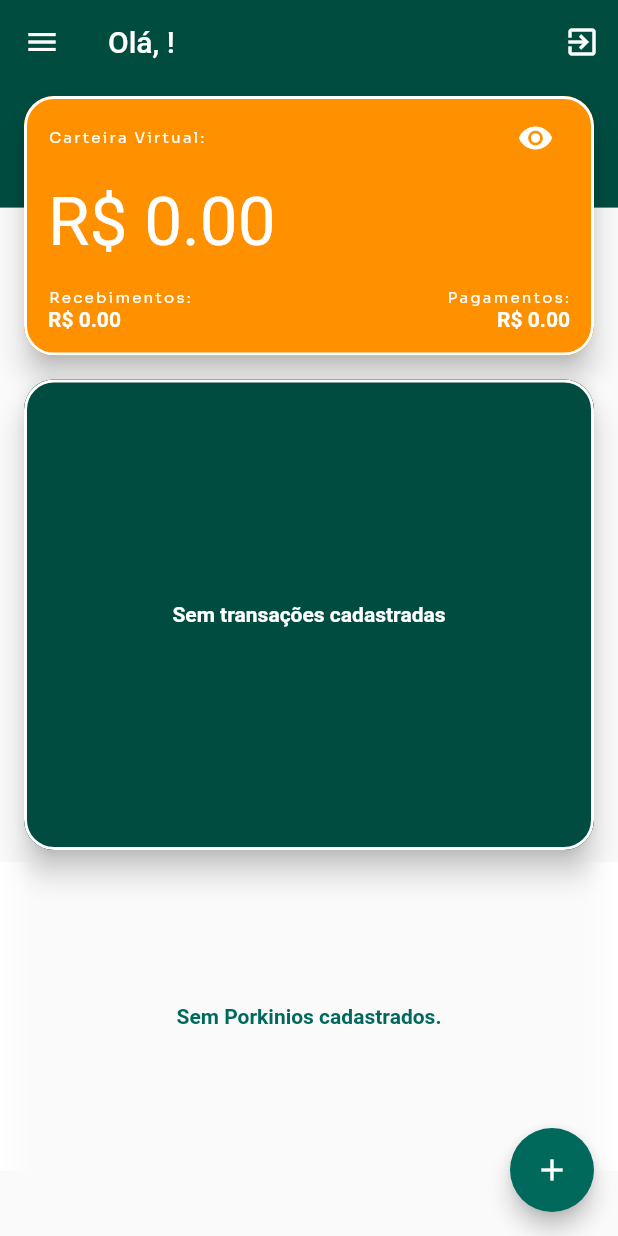
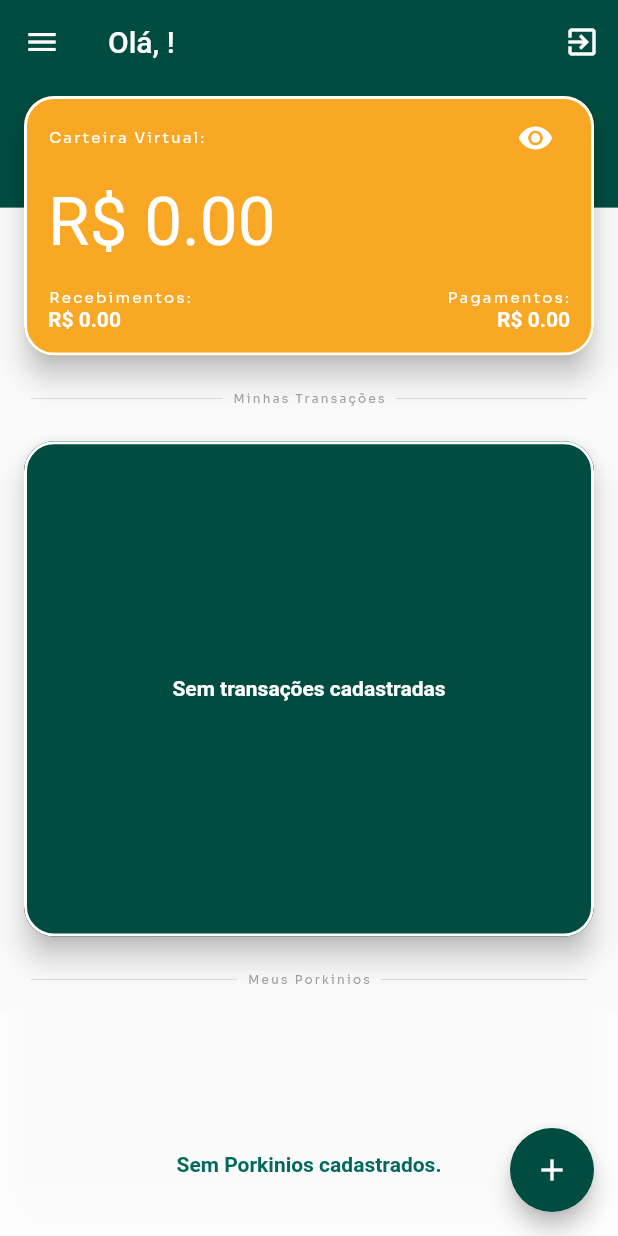
Before and after one commit to proz-tecnologia/PIT01GP03, a Flutter app: the HomePage screen opened directly, on a phone screen of 412 x 824 dp. Run offline on Flutter 3.47's test engine with Material 2 defaults, Android fonts, the phone set to English and light mode, and no system bars; drawn by our look-alikes of flutter_speed_dial; our stand-ins replace cloud_firestore, firebase_auth, firebase_core, flutter_secure_storage, get_it, google_fonts; accounts and stored records are empty; Roboto replaces fonts that are missing (Fredoka One).

Commit message:
update Home layout

```diff
--- a/lib/app/common/themes/custom_theme_data.dart
+++ b/lib/app/common/themes/custom_theme_data.dart
@@ -66,7 +66,7 @@ ThemeData customThemeData() {
     ),
     cardTheme: const CardTheme(
       clipBehavior: Clip.antiAlias,
-      color: Color(0xFFFF9100),
+      color: AppColors.secondary,
       margin: EdgeInsets.symmetric(
         horizontal: 16,
         vertical: 8,
@@ -78,17 +78,18 @@ ThemeData customThemeData() {
         ),
         side: BorderSide(
           width: 2.0,
-          color: Color(0xFFFFFFFF),
+          color: Colors.white,
           style: BorderStyle.solid,
         ),
       ),
     ),
     appBarTheme: const AppBarTheme(
       elevation: 0.0,
-      color: Color(0xFF004d40),
+      color: AppColors.primaryDark,
     ),
     floatingActionButtonTheme: const FloatingActionButtonThemeData(
-      backgroundColor: Color(0xFF00695C),
+      elevation: 10,
+      backgroundColor: AppColors.primaryDark,
       foregroundColor: Color(0xFFFFFFFF),
     ),
     listTileTheme: const ListTileThemeData(
--- a/lib/app/features/home/home_page.dart
+++ b/lib/app/features/home/home_page.dart
@@ -99,12 +99,68 @@ class _HomePageState extends State<HomePage> {
         child: Stack(
           clipBehavior: Clip.antiAlias,
           children: [
-            const BackgroundHeader(),
             ListView(
               children: [
-                const VirtualWalletCard(),
+                Stack(
+                  children: const [
+                    BackgroundHeader(),
+                    VirtualWalletCard(),
+                  ],
+                ),
+                Padding(
+                  padding: EdgeInsets.symmetric(
+                    horizontal: MediaQuery.of(context).size.width * 0.05,
+                  ),
+                  child: SizedBox(
+                    width: MediaQuery.of(context).size.width,
+                    height: MediaQuery.of(context).size.height * 0.05,
+                    child: Row(
+                      children: <Widget>[
+                        const Expanded(
+                          child: Divider(),
+                        ),
+                        Text(
+                          "  Minhas Transações  ",
+                          style: Theme.of(context).textTheme.overline?.copyWith(
+                                color: Colors.grey,
+                                fontSize: 8,
+                              ),
+                        ),
+                        const Expanded(
+                          child: Divider(),
+                        ),
+                      ],
+                    ),
+                  ),
+                ),
                 TransactionListCard(
                   controller: transactionController,
+                ),
+                Padding(
+                  padding: EdgeInsets.symmetric(
+                    horizontal: MediaQuery.of(context).size.width * 0.05,
+                  ),
+                  child: SizedBox(
+                    width: MediaQuery.of(context).size.width,
+                    height: MediaQuery.of(context).size.height * 0.05,
+                    child: Row(
+                      children: <Widget>[
+                        const Expanded(
+                          child: Divider(),
+                        ),
+                        Text(
+                          "  Meus Porkinios  ",
+                          style: Theme.of(context).textTheme.overline?.copyWith(
+                                color: Colors.grey,
+                                fontSize: 8,
+                              ),
+                        ),
+                        const Expanded(
+                          child: Divider(),
+                        ),
+                      ],
+                    ),
+                  ),
                 ),
                 Stack(
                   children: [
@@ -128,7 +184,7 @@ class _HomePageState extends State<HomePage> {
                             end: Alignment.centerLeft,
                             colors: [
                               Colors.white.withOpacity(0.0),
-                              Colors.white,
+                              Colors.white.withOpacity(0.5),
                             ],
                           ),
                         ),
@@ -146,7 +202,7 @@ class _HomePageState extends State<HomePage> {
                             end: Alignment.centerRight,
                             colors: [
                               Colors.white.withOpacity(0.0),
-                              Colors.white,
+                              Colors.white.withOpacity(0.5),
                             ],
                           ),
                         ),
@@ -154,6 +210,9 @@ class _HomePageState extends State<HomePage> {
                     ),
                   ],
                 ),
+                SizedBox(
+                  height: MediaQuery.of(context).size.height * 0.06,
+                )
               ],
             ),
             Positioned(
@@ -167,8 +226,26 @@ class _HomePageState extends State<HomePage> {
                     begin: Alignment.topCenter,
                     end: Alignment.bottomCenter,
                     colors: [
-                      AppColors.primaryDark,
+                      AppColors.primaryDark.withOpacity(0.5),
                       AppColors.primaryDark.withOpacity(0.0),
+                    ],
+                  ),
+                ),
+              ),
+            ),
+            Positioned(
+              // FADE INFERIOR
+              bottom: 0,
+              child: Container(
+                width: MediaQuery.of(context).size.width,
+                height: MediaQuery.of(context).size.height * 0.05,
+                decoration: BoxDecoration(
+                  gradient: LinearGradient(
+                    begin: Alignment.bottomCenter,
+                    end: Alignment.topCenter,
+                    colors: [
+                      Colors.white.withOpacity(0.5),
+                      Colors.white.withOpacity(0.0),
                     ],
                   ),
                 ),
--- a/lib/app/features/transaction_list/transaction_list_card.dart
+++ b/lib/app/features/transaction_list/transaction_list_card.dart
@@ -15,7 +15,7 @@ class TransactionListCard extends StatelessWidget {
   Widget build(BuildContext context) {
     return SizedBox(
       width: MediaQuery.of(context).size.height,
-      height: MediaQuery.of(context).size.height * 0.4,
+      height: MediaQuery.of(context).size.height * 0.42,
       child: Card(
         color: Theme.of(context).colorScheme.primary,
         child: StreamBuilder<List<TransactionModel>>(
@@ -32,6 +32,7 @@ class TransactionListCard extends StatelessWidget {
             } else if (snapshot.hasData) {
               return Padding(
                 padding: const EdgeInsets.symmetric(vertical: 4),
+                child: Scrollbar(
                   child: ListView(
                     children: snapshot.data!
                         .map(
@@ -41,6 +42,7 @@ class TransactionListCard extends StatelessWidget {
                           ),
                         )
                         .toList(),
+                  ),
                 ),
               );
             } else {
--- a/lib/app/features/transaction_list/transaction_list_tile.dart
+++ b/lib/app/features/transaction_list/transaction_list_tile.dart
@@ -88,7 +88,7 @@ class TransactionListTile extends StatelessWidget {
                   : SizedBox(
                       width: MediaQuery.of(context).size.width * 0.3,
                       child: Padding(
-                        padding: const EdgeInsets.symmetric(vertical: 4.0),
+                        padding: const EdgeInsets.symmetric(vertical: 6.0),
                         child: Row(
                           children: [
                             CircleAvatar(
@@ -120,7 +120,7 @@ class TransactionListTile extends StatelessWidget {
                 mainAxisAlignment: MainAxisAlignment.spaceEvenly,
                 children: [
                   Container(
-                    width: 1,
+                    width: 0.5,
                     height: MediaQuery.of(context).size.width * 0.07,
                     color: Colors.grey,
                   ),
```
Lines whose indentation alone changed are shown as unchanged.
